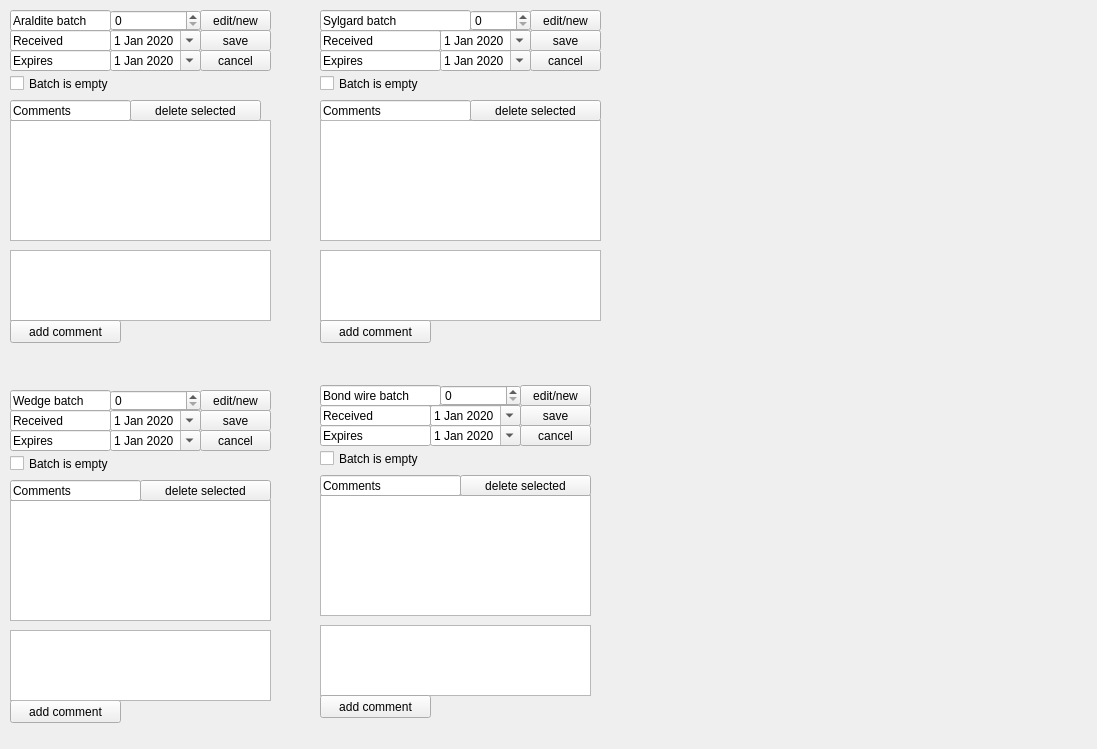
This is pages_ui/view_supplies.ui in IncandelaLab/SharedUI as Qt 5 draws it before an edit. The edited form follows.
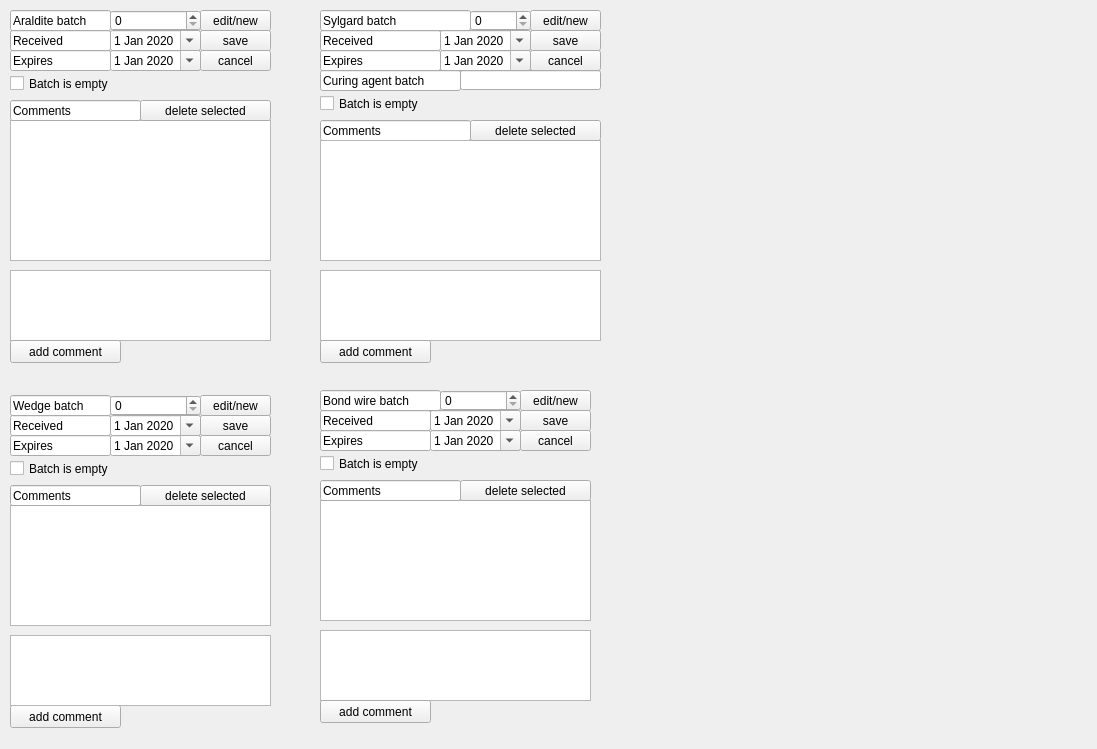
This is the edited form.

The edit to the form file:
```diff
--- a/pages_ui/view_supplies.ui
+++ b/pages_ui/view_supplies.ui
@@ -48,7 +48,7 @@
      <x>10</x>
      <y>120</y>
      <width>261</width>
-     <height>121</height>
+     <height>141</height>
     </rect>
    </property>
   </widget>
@@ -57,7 +57,7 @@
     <rect>
      <x>10</x>
      <y>100</y>
-     <width>121</width>
+     <width>131</width>
      <height>21</height>
     </rect>
    </property>
@@ -71,7 +71,7 @@
   <widget class="QPushButton" name="pbAralditeDeleteComment">
    <property name="geometry">
     <rect>
-     <x>130</x>
+     <x>140</x>
      <y>100</y>
      <width>131</width>
      <height>21</height>
@@ -85,7 +85,7 @@
    <property name="geometry">
     <rect>
      <x>10</x>
-     <y>250</y>
+     <y>270</y>
      <width>261</width>
      <height>71</height>
     </rect>
@@ -95,7 +95,7 @@
    <property name="geometry">
     <rect>
      <x>10</x>
-     <y>320</y>
+     <y>340</y>
      <width>111</width>
      <height>23</height>
     </rect>
@@ -216,7 +216,7 @@
    <property name="geometry">
     <rect>
      <x>10</x>
-     <y>430</y>
+     <y>435</y>
      <width>101</width>
      <height>21</height>
     </rect>
@@ -232,7 +232,7 @@
    <property name="geometry">
     <rect>
      <x>10</x>
-     <y>410</y>
+     <y>415</y>
      <width>101</width>
      <height>21</height>
     </rect>
@@ -248,7 +248,7 @@
    <property name="geometry">
     <rect>
      <x>10</x>
-     <y>500</y>
+     <y>505</y>
      <width>261</width>
      <height>121</height>
     </rect>
@@ -258,7 +258,7 @@
    <property name="geometry">
     <rect>
      <x>10</x>
-     <y>480</y>
+     <y>485</y>
      <width>131</width>
      <height>21</height>
     </rect>
@@ -274,7 +274,7 @@
    <property name="geometry">
     <rect>
      <x>140</x>
-     <y>480</y>
+     <y>485</y>
      <width>131</width>
      <height>21</height>
     </rect>
@@ -287,7 +287,7 @@
    <property name="geometry">
     <rect>
      <x>200</x>
-     <y>430</y>
+     <y>435</y>
      <width>71</width>
      <height>21</height>
     </rect>
@@ -300,7 +300,7 @@
    <property name="geometry">
     <rect>
      <x>10</x>
-     <y>700</y>
+     <y>705</y>
      <width>111</width>
      <height>23</height>
     </rect>
@@ -313,7 +313,7 @@
    <property name="geometry">
     <rect>
      <x>10</x>
-     <y>390</y>
+     <y>395</y>
      <width>101</width>
      <height>21</height>
     </rect>
@@ -332,7 +332,7 @@
    <property name="geometry">
     <rect>
      <x>110</x>
-     <y>410</y>
+     <y>415</y>
      <width>91</width>
      <height>21</height>
     </rect>
@@ -369,7 +369,7 @@
    <property name="geometry">
     <rect>
      <x>10</x>
-     <y>630</y>
+     <y>635</y>
      <width>261</width>
      <height>71</height>
     </rect>
@@ -379,7 +379,7 @@
    <property name="geometry">
     <rect>
      <x>200</x>
-     <y>410</y>
+     <y>415</y>
      <width>71</width>
      <height>21</height>
     </rect>
@@ -392,7 +392,7 @@
    <property name="geometry">
     <rect>
      <x>110</x>
-     <y>430</y>
+     <y>435</y>
      <width>91</width>
      <height>21</height>
     </rect>
@@ -429,7 +429,7 @@
    <property name="geometry">
     <rect>
      <x>200</x>
-     <y>390</y>
+     <y>395</y>
      <width>71</width>
      <height>21</height>
     </rect>
@@ -442,7 +442,7 @@
    <property name="geometry">
     <rect>
      <x>110</x>
-     <y>390</y>
+     <y>395</y>
      <width>91</width>
      <height>21</height>
     </rect>
@@ -484,7 +484,7 @@
    <property name="geometry">
     <rect>
      <x>320</x>
-     <y>100</y>
+     <y>120</y>
      <width>151</width>
      <height>21</height>
     </rect>
@@ -526,7 +526,7 @@
    <property name="geometry">
     <rect>
      <x>320</x>
-     <y>120</y>
+     <y>140</y>
      <width>281</width>
      <height>121</height>
     </rect>
@@ -552,7 +552,7 @@
    <property name="geometry">
     <rect>
      <x>470</x>
-     <y>100</y>
+     <y>120</y>
      <width>131</width>
      <height>21</height>
     </rect>
@@ -565,7 +565,7 @@
    <property name="geometry">
     <rect>
      <x>320</x>
-     <y>250</y>
+     <y>270</y>
      <width>281</width>
      <height>71</height>
     </rect>
@@ -591,7 +591,7 @@
    <property name="geometry">
     <rect>
      <x>320</x>
-     <y>320</y>
+     <y>340</y>
      <width>111</width>
      <height>23</height>
     </rect>
@@ -691,7 +691,7 @@
    <property name="geometry">
     <rect>
      <x>430</x>
-     <y>405</y>
+     <y>410</y>
      <width>91</width>
      <height>21</height>
     </rect>
@@ -728,7 +728,7 @@
    <property name="geometry">
     <rect>
      <x>320</x>
-     <y>425</y>
+     <y>430</y>
      <width>111</width>
      <height>21</height>
     </rect>
@@ -744,7 +744,7 @@
    <property name="geometry">
     <rect>
      <x>320</x>
-     <y>495</y>
+     <y>500</y>
      <width>271</width>
      <height>121</height>
     </rect>
@@ -754,7 +754,7 @@
    <property name="geometry">
     <rect>
      <x>520</x>
-     <y>385</y>
+     <y>390</y>
      <width>71</width>
      <height>21</height>
     </rect>
@@ -767,7 +767,7 @@
    <property name="geometry">
     <rect>
      <x>460</x>
-     <y>475</y>
+     <y>480</y>
      <width>131</width>
      <height>21</height>
     </rect>
@@ -780,7 +780,7 @@
    <property name="geometry">
     <rect>
      <x>520</x>
-     <y>425</y>
+     <y>430</y>
      <width>71</width>
      <height>21</height>
     </rect>
@@ -793,7 +793,7 @@
    <property name="geometry">
     <rect>
      <x>320</x>
-     <y>475</y>
+     <y>480</y>
      <width>141</width>
      <height>21</height>
     </rect>
@@ -809,7 +809,7 @@
    <property name="geometry">
     <rect>
      <x>440</x>
-     <y>385</y>
+     <y>390</y>
      <width>81</width>
      <height>21</height>
     </rect>
@@ -822,7 +822,7 @@
    <property name="geometry">
     <rect>
      <x>320</x>
-     <y>625</y>
+     <y>630</y>
      <width>271</width>
      <height>71</height>
     </rect>
@@ -832,7 +832,7 @@
    <property name="geometry">
     <rect>
      <x>520</x>
-     <y>405</y>
+     <y>410</y>
      <width>71</width>
      <height>21</height>
     </rect>
@@ -845,7 +845,7 @@
    <property name="geometry">
     <rect>
      <x>430</x>
-     <y>425</y>
+     <y>430</y>
      <width>91</width>
      <height>21</height>
     </rect>
@@ -882,7 +882,7 @@
    <property name="geometry">
     <rect>
      <x>320</x>
-     <y>405</y>
+     <y>410</y>
      <width>111</width>
      <height>21</height>
     </rect>
@@ -898,7 +898,7 @@
    <property name="geometry">
     <rect>
      <x>320</x>
-     <y>385</y>
+     <y>390</y>
      <width>121</width>
      <height>21</height>
     </rect>
@@ -914,7 +914,7 @@
    <property name="geometry">
     <rect>
      <x>320</x>
-     <y>695</y>
+     <y>700</y>
      <width>111</width>
      <height>23</height>
     </rect>
@@ -940,7 +940,7 @@
    <property name="geometry">
     <rect>
      <x>320</x>
-     <y>75</y>
+     <y>95</y>
      <width>161</width>
      <height>17</height>
     </rect>
@@ -953,19 +953,6 @@
    <property name="geometry">
     <rect>
      <x>320</x>
-     <y>450</y>
-     <width>161</width>
-     <height>17</height>
-    </rect>
-   </property>
-   <property name="text">
-    <string>Batch is empty</string>
-   </property>
-  </widget>
-  <widget class="QCheckBox" name="ckIsWedgeEmpty">
-   <property name="geometry">
-    <rect>
-     <x>10</x>
      <y>455</y>
      <width>161</width>
      <height>17</height>
@@ -975,6 +962,19 @@
     <string>Batch is empty</string>
    </property>
   </widget>
+  <widget class="QCheckBox" name="ckIsWedgeEmpty">
+   <property name="geometry">
+    <rect>
+     <x>10</x>
+     <y>460</y>
+     <width>161</width>
+     <height>17</height>
+    </rect>
+   </property>
+   <property name="text">
+    <string>Batch is empty</string>
+   </property>
+  </widget>
   <widget class="QDateEdit" name="dAralditeExpires">
    <property name="geometry">
     <rect>
@@ -1012,6 +1012,32 @@
     <bool>true</bool>
    </property>
   </widget>
+  <widget class="QLineEdit" name="leSylgardCuring">
+   <property name="geometry">
+    <rect>
+     <x>460</x>
+     <y>70</y>
+     <width>141</width>
+     <height>20</height>
+    </rect>
+   </property>
+  </widget>
+  <widget class="QLineEdit" name="lineEdit_21">
+   <property name="geometry">
+    <rect>
+     <x>320</x>
+     <y>70</y>
+     <width>141</width>
+     <height>21</height>
+    </rect>
+   </property>
+   <property name="text">
+    <string>Curing agent batch</string>
+   </property>
+   <property name="readOnly">
+    <bool>true</bool>
+   </property>
+  </widget>
  </widget>
  <resources/>
  <connections/>
```
